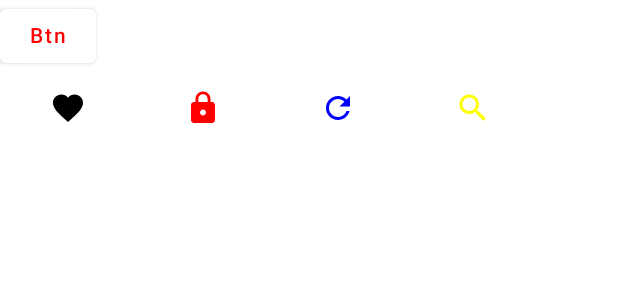
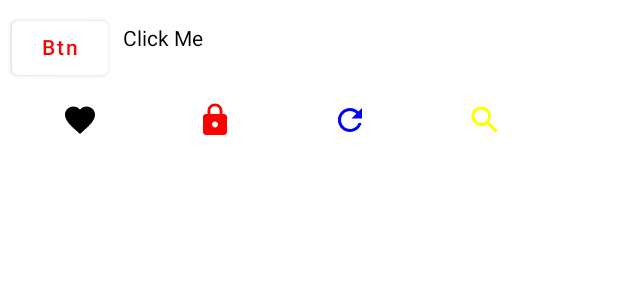
Before and after one commit to Nolions/ExerciseJetpackCompose, an Android app built with Jetpack Compose: the @Preview function DefaultPreview, on a phone screen of 412 x 824 dp. Shown: the top 300 px of the screen. Run offline under Robolectric (Android 15) with nearby library versions, the light colour scheme and no system bars.

Commit message:
[feature] ClickableText - 可以點擊的Text

```diff
--- a/app/src/main/java/tw/nolions/exercisejetpackcompose/ButtonTestActivity.kt
+++ b/app/src/main/java/tw/nolions/exercisejetpackcompose/ButtonTestActivity.kt
@@ -5,10 +5,8 @@ import android.os.Bundle
 import android.widget.Toast
 import androidx.activity.ComponentActivity
 import androidx.activity.compose.setContent
-import androidx.compose.foundation.layout.Column
-import androidx.compose.foundation.layout.Row
-import androidx.compose.foundation.layout.fillMaxWidth
-import androidx.compose.foundation.layout.width
+import androidx.compose.foundation.layout.*
+import androidx.compose.foundation.text.ClickableText
 import androidx.compose.material.*
 import androidx.compose.material.icons.Icons
 import androidx.compose.material.icons.filled.Favorite
@@ -22,6 +20,7 @@ import androidx.compose.ui.Modifier
 import androidx.compose.ui.graphics.Color
 import androidx.compose.ui.graphics.vector.ImageVector
 import androidx.compose.ui.platform.LocalContext
+import androidx.compose.ui.text.AnnotatedString
 import androidx.compose.ui.text.font.FontWeight
 import androidx.compose.ui.tooling.preview.Preview
 import androidx.compose.ui.unit.dp
@@ -45,8 +44,8 @@ fun Button() {
     val text = remember { mutableStateOf("") }
     val context = LocalContext.current
 
-    Column {
-
+    Column(Modifier.padding(8.dp)) {
+        Row {
             Button(
                 onClick = { text.value = "btn clicked." },
                 colors = ButtonDefaults.buttonColors(
@@ -57,6 +56,14 @@ fun Button() {
                 Text(text = "Btn")
             }
 
+            ClickableText(
+                text = AnnotatedString("Click Me"),
+                modifier = Modifier.padding(10.dp),
+                onClick = {
+                    text.value = "text clicked."
+                }
+            )
+        }
 
         Row(Modifier.fillMaxWidth()) {
             IconBtn(Icons.Filled.Favorite, iconBtnModifier, Color.Black) {
```
Also changed, not shown: 1 other file. Lines whose indentation alone changed are shown as unchanged.
